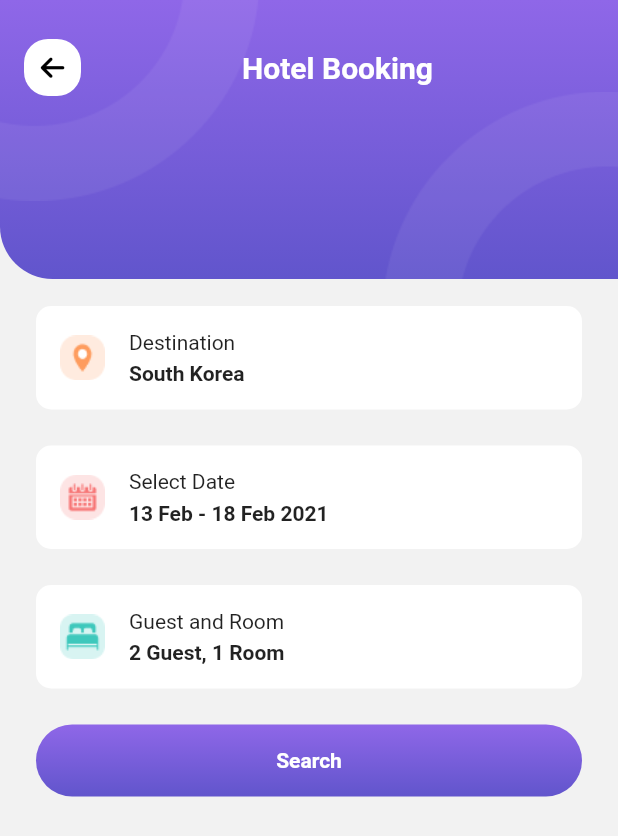
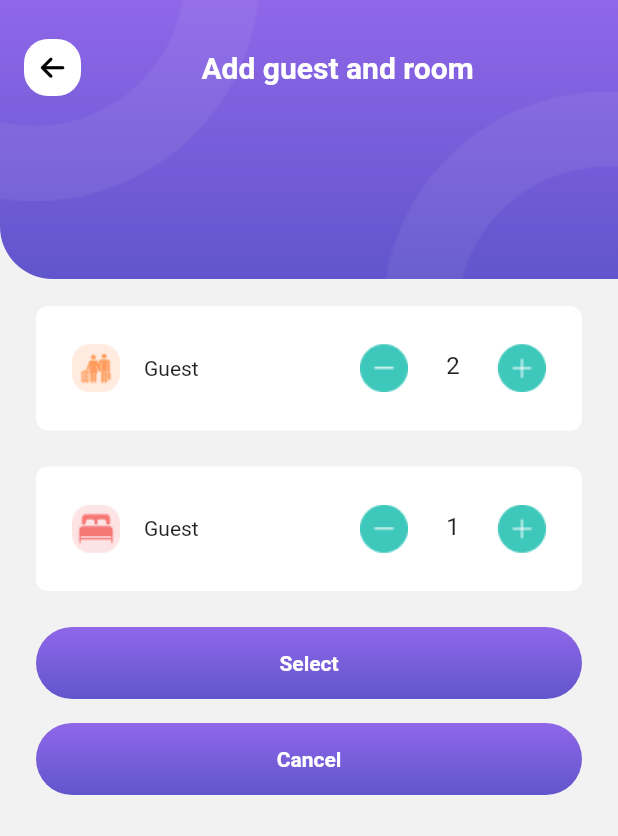
Before and after one commit to vfa-cuongtt/flutter_travel, a Flutter app: the HotelBookingScreen screen opened by its route, after a tap on "Guest and Room", on a phone screen of 412 x 824 dp. Shown: the top 836 px of the screen. Run offline on Flutter 3.47's test engine with Material 2 defaults, Android fonts, the phone set to English and light mode, and no system bars; our stand-ins replace font_awesome_flutter, hive_flutter, salomon_bottom_bar, smooth_page_indicator, syncfusion_flutter_datepicker; accounts and stored records are empty.

Commit message:
Create add guest and room screen

```diff
--- a/lib/core/helpers/asset_helper.dart
+++ b/lib/core/helpers/asset_helper.dart
@@ -13,4 +13,10 @@ class AssetHelper {
   static const String iconCalendar = 'assets/icons/icon_calendar.png';
   static const String iconLocation = 'assets/icons/icon_location.png';
   static const String iconRoom = 'assets/icons/icon_room.png';
+  static const String iconGuest = 'assets/icons/icon_guest.png';
+  static const String iconBed = 'assets/icons/icon_bed.png';
+  static const String iconDecrease = 'assets/icons/icon_decrease.png';
+  static const String iconDecreaseDisable =
+      'assets/icons/icon_decrease_disable.png';
+  static const String iconIncrease = 'assets/icons/icon_increase.png';
 }
--- /dev/null
+++ b/lib/representation/screens/guest_and_room_booking_screen.dart
@@ -0,0 +1,52 @@
+import 'package:flutter/material.dart';
+import 'package:travel_app/core/helpers/asset_helper.dart';
+import 'package:travel_app/representation/widgets/item_add_guest_and_room_widget.dart';
+
+import '../../core/constants/dimension_contants.dart';
+import '../widgets/app_bar_container.dart';
+import '../widgets/button_widget.dart';
+
+class GuestAndRoomBookingWidget extends StatefulWidget {
+  const GuestAndRoomBookingWidget({Key? key}) : super(key: key);
+
+  static const String routeName = '/guest_room_booking_screen';
+
+  @override
+  State<GuestAndRoomBookingWidget> createState() =>
+      _GuestAndRoomBookingWidgetState();
+}
+
+class _GuestAndRoomBookingWidgetState extends State<GuestAndRoomBookingWidget> {
+  @override
+  Widget build(BuildContext context) {
+    return AppBarContainerWidgets(
+      implementLeading: true,
+      titleString: 'Add guest and room',
+      child: Column(
+        children: [
+          SizedBox(
+            height: kMediumPadding * 2,
+          ),
+          ItemAddGuestAndRoom(
+              title: 'Guest', icon: AssetHelper.iconGuest, initData: 2),
+          ItemAddGuestAndRoom(
+              title: 'Guest', icon: AssetHelper.iconBed, initData: 1),
+          ButtonWidget(
+            title: 'Select',
+            onTap: () {
+              Navigator.of(context).pop();
+            },
+          ),
+          const SizedBox(
+            height: kDefaultPadding,
+          ),
+          ButtonWidget(
+              title: 'Cancel',
+              onTap: () {
+                Navigator.of(context).pop();
+              })
+        ],
+      ),
+    );
+  }
+}
--- a/lib/representation/screens/hotel_booking_screen.dart
+++ b/lib/representation/screens/hotel_booking_screen.dart
@@ -1,5 +1,6 @@
 import 'package:flutter/material.dart';
 import 'package:travel_app/core/extensions/date_ext.dart';
+import 'package:travel_app/representation/screens/guest_and_room_booking_screen.dart';
 import 'package:travel_app/representation/screens/select_date_screen.dart';
 import '../../core/constants/dimension_contants.dart';
 import '../../core/helpers/asset_helper.dart';
@@ -67,7 +68,10 @@ class _HotelBookingScreenState extends State<HotelBookingScreen> {
               icon: AssetHelper.iconRoom,
               title: 'Guest and Room',
               description: '2 Guest, 1 Room',
-              onTap: () {},
+              onTap: () {
+                Navigator.of(context)
+                    .pushNamed(GuestAndRoomBookingWidget.routeName);
+              },
             ),
             SizedBox(
               height: kMediumPadding,
--- /dev/null
+++ b/lib/representation/widgets/item_add_guest_and_room_widget.dart
@@ -0,0 +1,115 @@
+import 'package:flutter/material.dart';
+import 'package:travel_app/core/constants/dimension_contants.dart';
+import '../../core/helpers/asset_helper.dart';
+import '../../core/helpers/image_helper.dart';
+
+class ItemAddGuestAndRoom extends StatefulWidget {
+  const ItemAddGuestAndRoom(
+      {Key? key,
+      required this.title,
+      required this.icon,
+      required this.initData})
+      : super(key: key);
+
+  final String title;
+  final String icon;
+  final int initData;
+
+  @override
+  State<ItemAddGuestAndRoom> createState() => _ItemAddGuestAndRoomState();
+}
+
+class _ItemAddGuestAndRoomState extends State<ItemAddGuestAndRoom> {
+  late final TextEditingController _textEditingController;
+  final FocusNode _focusNode = FocusNode();
+  late int number;
+
+  @override
+  void initState() {
+    super.initState();
+    _textEditingController =
+        TextEditingController(text: widget.initData.toString())
+          ..addListener(() {
+            number = int.parse(_textEditingController.text);
+          });
+    number = widget.initData;
+  }
+
+  @override
+  Widget build(BuildContext context) {
+    return Container(
+      decoration: BoxDecoration(
+        borderRadius: BorderRadius.circular(kTopPadding),
+        color: Colors.white,
+      ),
+      margin: EdgeInsets.only(bottom: kMediumPadding),
+      padding: EdgeInsets.all(kMediumPadding),
+      child: Row(
+        children: [
+          ImageHelper.loadFromAsset(widget.icon),
+          const SizedBox(
+            width: kDefaultPadding,
+          ),
+          Text(widget.title),
+          const Spacer(),
+          GestureDetector(
+            onTap: () {
+              if (number > 1) {
+                setState(() {
+                  number--;
+                  _textEditingController.text = number.toString();
+                  if (_focusNode.hasFocus) {
+                    _focusNode.unfocus();
+                  }
+                });
+              }
+            },
+            child: ImageHelper.loadFromAsset(
+              AssetHelper.iconDecrease,
+            ),
+          ),
+          Container(
+            height: 35,
+            width: 60,
+            padding: const EdgeInsets.only(left: 3),
+            alignment: Alignment.center,
+            child: TextField(
+              controller: _textEditingController,
+              textAlign: TextAlign.center,
+              focusNode: _focusNode,
+              enabled: true,
+              autocorrect: false,
+              minLines: 1,
+              maxLines: 1,
+              keyboardType: TextInputType.number,
+              decoration: const InputDecoration(
+                border: InputBorder.none,
+                focusedBorder: InputBorder.none,
+                enabledBorder: InputBorder.none,
+                contentPadding: EdgeInsets.only(
+                  bottom: 18,
+                ),
+              ),
+              onChanged: (value) {},
+              onSubmitted: (String submitValue) {},
+            ),
+          ),
+          GestureDetector(
+            onTap: () {
+              setState(() {
+                number++;
+              });
+              _textEditingController.text = number.toString();
+              if (_focusNode.hasFocus) {
+                _focusNode.unfocus();
+              }
+            },
+            child: ImageHelper.loadFromAsset(
+              AssetHelper.iconIncrease,
+            ),
+          ),
+        ],
+      ),
+    );
+  }
+}
--- a/lib/routes.dart
+++ b/lib/routes.dart
@@ -1,4 +1,5 @@
 import 'package:flutter/material.dart';
+import 'package:travel_app/representation/screens/guest_and_room_booking_screen.dart';
 import 'package:travel_app/representation/screens/hotel_booking_screen.dart';
 import 'package:travel_app/representation/screens/hotel_screen.dart';
 import 'package:travel_app/representation/screens/intro_screen.dart';
@@ -13,4 +14,6 @@ final Map<String, WidgetBuilder> routes = {
   HotelScreen.routeName: (context) => const HotelScreen(),
   HotelBookingScreen.routeName: (context) => const HotelBookingScreen(),
   SelectDateScreen.routeName: (context) => SelectDateScreen(),
+  GuestAndRoomBookingWidget.routeName: (context) =>
+      const GuestAndRoomBookingWidget(),
 };
```
Also changed, not shown: assets/icons/icon_bed.png (added), assets/icons/icon_decrease.png (added), assets/icons/icon_decrease_disable.png (added), assets/icons/icon_guest.png (added), assets/icons/icon_increase.png (added).
